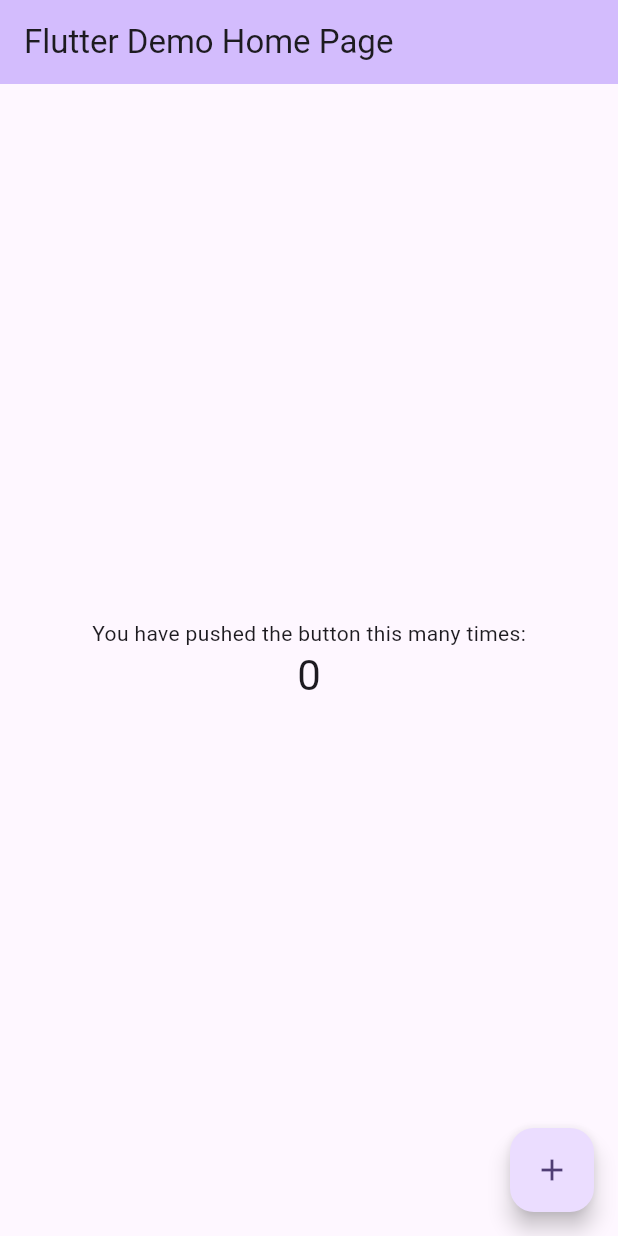
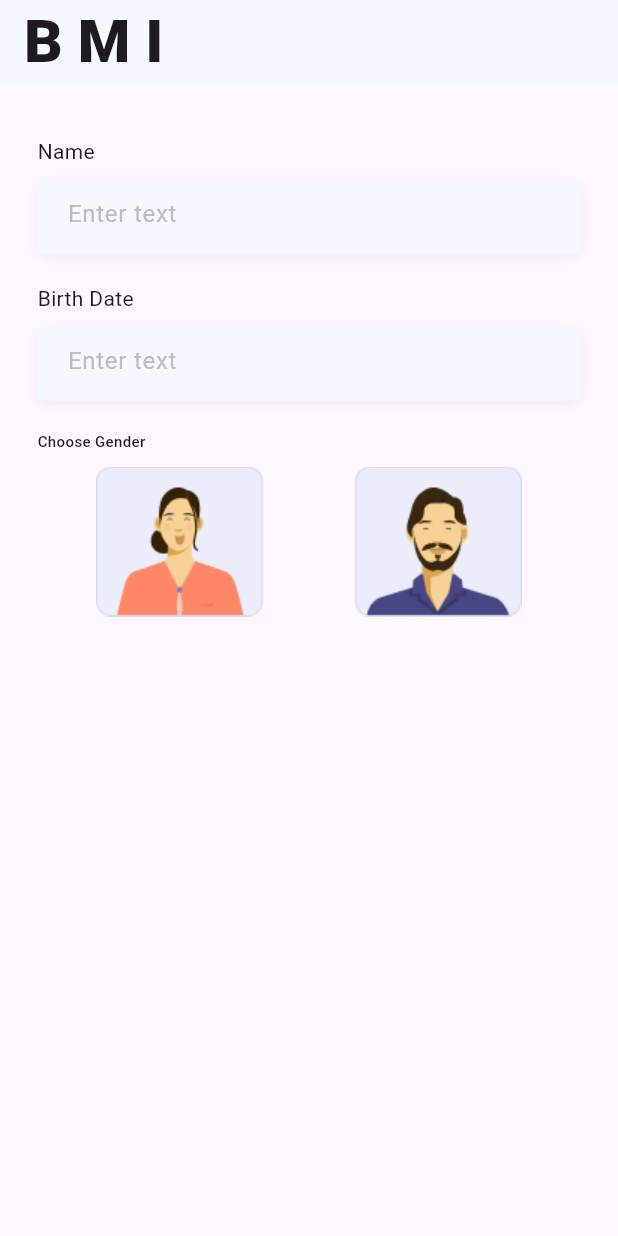
Before and after one commit to MohammedEmadSelim/nti_first_app, a Flutter app: the screen it shows after launch, on a phone screen of 412 x 824 dp. Run offline on Flutter 3.47's test engine with Material 3 defaults, Android fonts, the phone set to English and light mode, and no system bars.

Commit message:
details screen

```diff
--- /dev/null
+++ b/lib/compoments/cutsom_text_field.dart
@@ -0,0 +1,61 @@
+import 'package:flutter/material.dart';
+import 'package:nti_first_app/core/theme/app_color.dart';
+
+class CustomTextFormField extends StatelessWidget {
+  const CustomTextFormField({
+    super.key,
+  });
+
+  @override
+  Widget build(BuildContext context) {
+    return Container(
+      width:
+      MediaQuery.of(context).size.width, // Adjust width as needed
+      height: 48, // Approximate height from your image
+      decoration: BoxDecoration(
+        color: Color(0xFFF5F8FF),
+        // background color from the image
+        borderRadius: BorderRadius.circular(8),
+        // smooth rounded corners
+        // Optional subtle shadow like in the image:
+        boxShadow: [
+          BoxShadow(
+            color: Colors.black.withOpacity(0.05),
+            offset: Offset(0, 2),
+            blurRadius: 6,
+          ),
+        ],
+      ),
+      child: TextFormField(
+
+        decoration: InputDecoration(
+          filled: true,
+          fillColor: Color(0xFFF5F8FF) ,
+          // errorBorder: OutlineInputBorder(
+          //     borderRadius: BorderRadius.circular(10),borderSide: BorderSide(
+          //   color: Colors.transparent
+          // )),
+          // enabledBorder: OutlineInputBorder(
+          //     borderRadius: BorderRadius.circular(10),borderSide: BorderSide(
+          //     color: Colors.transparent
+          // )) ,
+          // disabledBorder:  OutlineInputBorder(
+          //     borderRadius: BorderRadius.circular(10),borderSide: BorderSide(
+          //     color: Colors.transparent
+          // )),
+          contentPadding:
+          EdgeInsets.symmetric(horizontal: 16, vertical: 14),
+          border: InputBorder.none, // removes default underline
+          hintText: 'Enter text',
+          hintStyle: TextStyle(
+            color: Colors.grey[400],
+          ),
+        ),
+        style: TextStyle(
+          color: Colors.black87,
+          fontSize: 16,
+        ),
+      ),
+    );
+  }
+}
--- /dev/null
+++ b/lib/core/theme/app_color.dart
@@ -0,0 +1,6 @@
+import 'dart:ui';
+
+class AppColor {
+static const  Color lightBlue = Color(0xffF5F8FF);
+static const  Color lightBlue2 = Color(0xffB3B2EA26);
+}
--- a/lib/main.dart
+++ b/lib/main.dart
@@ -1,4 +1,6 @@
 import 'package:flutter/material.dart';
+import 'package:nti_first_app/compoments/cutsom_text_field.dart';
+import 'package:nti_first_app/core/theme/app_color.dart';
 
 void main() {
   runApp(const MyApp());
@@ -78,48 +80,66 @@ class _MyHomePageState extends State<MyHomePage> {
     // than having to individually change instances of widgets.
     return Scaffold(
       appBar: AppBar(
-        // TRY THIS: Try changing the color here to a specific color (to
-        // Colors.amber, perhaps?) and trigger a hot reload to see the AppBar
-        // change color while the other colors stay the same.
-        backgroundColor: Theme.of(context).colorScheme.inversePrimary,
-        // Here we take the value from the MyHomePage object that was created by
-        // the App.build method, and use it to set our appbar title.
-        title: Text(widget.title),
+        title: Text(
+          'B M I',
+          style: TextStyle(fontSize: 40.0, fontWeight: FontWeight.w900),
+        ),
+        backgroundColor: AppColor.lightBlue,
       ),
-      body: Center(
-        // Center is a layout widget. It takes a single child and positions it
-        // in the middle of the parent.
-        child: Column(
-          // Column is also a layout widget. It takes a list of children and
-          // arranges them vertically. By default, it sizes itself to fit its
-          // children horizontally, and tries to be as tall as its parent.
-          //
-          // Column has various properties to control how it sizes itself and
-          // how it positions its children. Here we use mainAxisAlignment to
-          // center the children vertically; the main axis here is the vertical
-          // axis because Columns are vertical (the cross axis would be
-          // horizontal).
-          //
-          // TRY THIS: Invoke "debug painting" (choose the "Toggle Debug Paint"
-          // action in the IDE, or press "p" in the console), to see the
-          // wireframe for each widget.
-          mainAxisAlignment: MainAxisAlignment.center,
-          children: <Widget>[
-            const Text(
-              'You have pushed the button this many times:',
-            ),
-            Text(
-              '$_counter',
-              style: Theme.of(context).textTheme.headlineMedium,
-            ),
-          ],
+      body: Container(
+        width: MediaQuery.of(context).size.width,
+        height: MediaQuery.of(context).size.height,
+        child: Padding(
+          padding: const EdgeInsets.symmetric(
+            horizontal: 25,
+          ),
+          child: Column(
+            children: [
+              SizedBox(
+                height: 35,
+              ),
+              Row(
+                mainAxisAlignment: MainAxisAlignment.start,
+                children: [
+                  Text('Name'),
+                ],
+              ),
+              SizedBox(height: 10,),
+              CustomTextFormField(),
+
+              SizedBox(height: 20,),
+              Row(children: [
+                Text('Birth Date')
+              ],),
+              SizedBox(height: 10,),
+
+              CustomTextFormField(),
+              SizedBox(height: 20,),
+              Row(
+                children: [
+                  Text('Choose Gender',style: TextStyle(
+                    fontSize: 10,
+                    fontWeight: FontWeight.w500
+                  ),),
+                ],
+              ),
+              SizedBox(height: 10,),
+              Row(
+                mainAxisAlignment: MainAxisAlignment.center,
+
+                children: [
+                  Image.asset('assets/female.png'),
+                  SizedBox(width: 60,),
+                  Image.asset('assets/male.png'),
+
+
+
+                ],
+              )
+            ],
+          ),
         ),
       ),
-      floatingActionButton: FloatingActionButton(
-        onPressed: _incrementCounter,
-        tooltip: 'Increment',
-        child: const Icon(Icons.add),
-      ), // This trailing comma makes auto-formatting nicer for build methods.
     );
   }
 }
```
Also changed, not shown: pubspec.yaml (+4 -4 lines), assets/female.png (added), assets/male.png (added).
